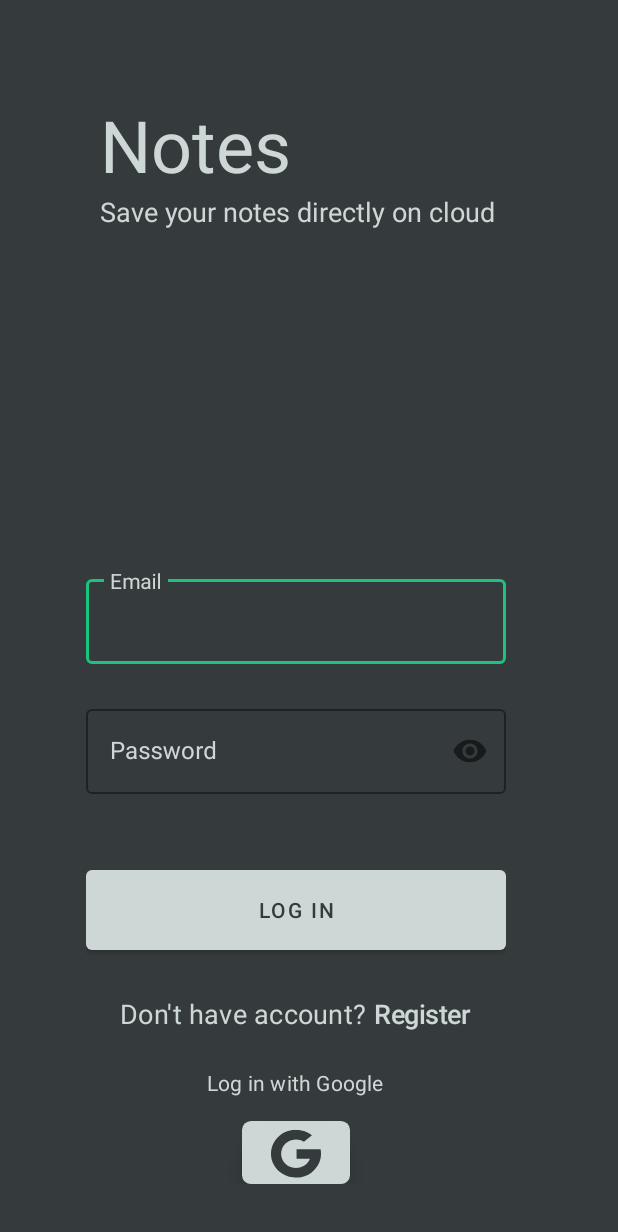
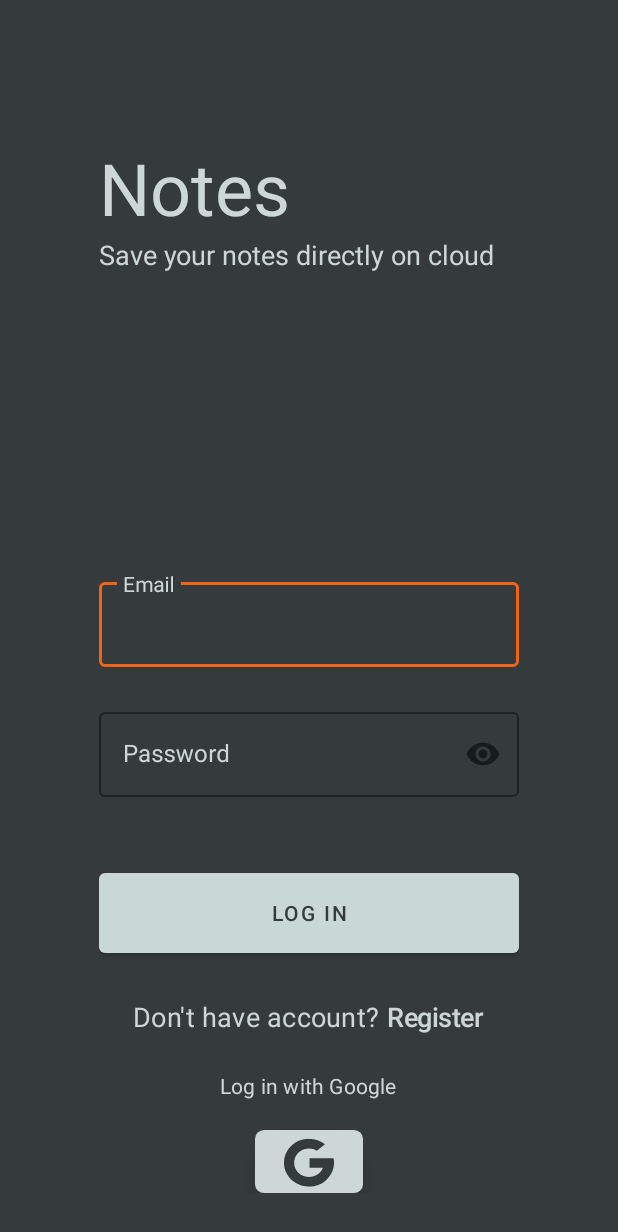
Before and after one commit to agy3ya/NotesUp, an Android app: the screen it shows after launch (MainActivity), on a phone screen of 412 x 824 dp. Shown: the top 1232 px of the screen. Run offline under Robolectric (Android 15) with nearby library versions, the phone set to English and light mode, and no system bars; our stand-ins replace Firebase (no records; nobody signed in at launch, a user with empty details on screens opened directly).

Commit message:
Changed text color

```diff
--- a/app/src/main/res/layout/activity_home.xml
+++ b/app/src/main/res/layout/activity_home.xml
@@ -10,7 +10,7 @@
     <androidx.coordinatorlayout.widget.CoordinatorLayout
         android:layout_width="match_parent"
         android:layout_height="match_parent"
-        android:background="@color/colorPrimary">
+        android:background="@color/colorPrimaryDark">
 
         <androidx.recyclerview.widget.RecyclerView
             android:layout_width="match_parent"
--- a/app/src/main/res/layout/activity_main.xml
+++ b/app/src/main/res/layout/activity_main.xml
@@ -1,18 +1,19 @@
 <?xml version="1.0" encoding="utf-8"?>
-<androidx.constraintlayout.widget.ConstraintLayout xmlns:android="http://schemas.android.com/apk/res/android"
+<LinearLayout xmlns:android="http://schemas.android.com/apk/res/android"
     xmlns:app="http://schemas.android.com/apk/res-auto"
     xmlns:tools="http://schemas.android.com/tools"
     android:layout_width="match_parent"
     android:layout_height="match_parent"
+    android:orientation="vertical"
+    android:gravity="center"
+    android:layout_gravity="center"
     android:background="@color/colorPrimaryDark"
     tools:context=".MainActivity">
 
     <LinearLayout
         android:layout_width="280dp"
         android:layout_height="wrap_content"
-        android:layout_marginStart="57dp"
         android:layout_marginTop="64dp"
-        android:layout_marginEnd="56dp"
         android:orientation="vertical"
         app:layout_constraintEnd_toEndOf="parent"
         app:layout_constraintStart_toStartOf="parent"
@@ -36,8 +37,7 @@
     <LinearLayout
         android:layout_width="280dp"
         android:layout_height="wrap_content"
-        android:layout_marginStart="57dp"
-        android:layout_marginTop="380dp"
+        android:layout_marginTop="200dp"
         android:gravity="center"
         android:orientation="vertical"
         app:layout_constraintStart_toStartOf="parent"
@@ -53,6 +53,7 @@
                 android:id="@+id/login_email"
                 android:layout_width="match_parent"
                 android:layout_height="wrap_content"
+                android:textColor="@color/colorPrimary"
                 android:inputType="text"
                 android:maxLines="1"/>
         </com.google.android.material.textfield.TextInputLayout>
@@ -68,6 +69,7 @@
 
             <com.google.android.material.textfield.TextInputEditText
                 android:id="@+id/login_password"
+                android:textColor="@color/colorPrimary"
                 android:layout_width="match_parent"
                 android:layout_height="wrap_content"
                 android:inputType="textPassword" />
@@ -79,7 +81,7 @@
             android:layout_marginTop="16dp"
             android:text="@string/button_Login"
             android:textColor="@color/colorPrimaryDark"
-            app:backgroundTint="@color/colorPrimary" />
+            app:backgroundTint="@color/colorButton" />
         <LinearLayout
             android:layout_width="match_parent"
             android:layout_height="match_parent"
@@ -122,7 +124,7 @@
         <ImageButton
             android:layout_width="wrap_content"
             android:layout_height="wrap_content"
-            android:layout_marginTop="16dp"
+            android:layout_marginTop="20dp"
             android:elevation="8dp"
             android:src="@drawable/ic_google"
             android:background="@drawable/custom_image_button"
@@ -134,4 +136,4 @@
     </LinearLayout>
 
 
-</androidx.constraintlayout.widget.ConstraintLayout>
+</LinearLayout>
--- a/app/src/main/res/values-night/themes.xml
+++ b/app/src/main/res/values-night/themes.xml
@@ -6,4 +6,48 @@
         <item name="colorAccent">@color/colorAccent</item>
         <!-- Customize your theme here. -->
     </style>
+
+    <style name="Widget.TextInputLayout" parent="Widget.MaterialComponents.TextInputLayout.OutlinedBox">
+        <item name="hintTextAppearance">@style/TextAppearance.TextInputLayout.HintText</item>
+        <!--<item name="hintTextColor">@color/textColorPrimary</item>-->
+        <item name="android:textColorHint">?attr/colorPrimary</item>
+        <item name="android:paddingBottom">8dp</item>
+        <item name="boxStrokeColor">@color/textInputOutlineColor</item>
+    </style>
+
+    <style name="TextAppearance.TextInputLayout.HintText" parent="TextAppearance.MaterialComponents.Subtitle2">
+        <item name="android:textColor">?android:attr/textColorPrimary</item>
+    </style>
+    <style name="Widget.Button" parent="Widget.MaterialComponents.Button">
+        <item name="android:textColor">@color/colorPrimaryDark</item>
+        <item name="rippleColor">@color/colorPrimaryDark</item>
+        <item name="android:stateListAnimator" tools:ignore="NewApi">
+            @animator/next_button_state_list_anim
+        </item>
+    </style>
+    <style name="My.Text.Bold" parent="TextAppearance.MaterialComponents.Headline1">
+        <item name="android:textStyle">bold</item>
+        <item name="android:textColor">@color/colorPrimary</item>
+    </style>
+    <style name="My.Text" parent="TextAppearance.MaterialComponents.Subtitle1">
+        <item name="android:textStyle">normal</item>
+        <item name="android:textColor">@color/colorPrimary</item>
+    </style>
+    <style name="Image.button" parent="Widget.AppCompat.Button.Borderless">
+        <item name="android:background">@color/colorPrimary</item>
+        <item name="android:stateListAnimator" tools:ignore="NewApi">
+            @animator/next_button_state_list_anim
+        </item>
+
+    </style>
+
+    <style name="TextAppearance.App.CollapsingToolbar.Expanded" parent="TextAppearance.MaterialComponents.Headline5">
+        <item name="android:textColor">?attr/colorOnPrimary</item>
+    </style>
+
+    <style name="TextAppearance.App.CollapsingToolbar.Collapsed" parent="TextAppearance.MaterialComponents.Headline6">
+        <item name="android:textColor">?attr/colorOnPrimary</item>
+    </style>
+
+
 </resources>
--- a/app/src/main/res/values/colors.xml
+++ b/app/src/main/res/values/colors.xml
@@ -2,7 +2,8 @@
 <resources>
     <color name="colorPrimary">#CDD7D6</color>
     <color name="colorPrimaryDark">#353B3C</color>
-    <color name="colorAccent">#1BC47D</color>
+    <color name="colorAccent">#F26419</color>
     <color name="white">#FFFFFF</color>
-    <color name="textInputOutlineColor">#1BC47D</color>
+    <color name="textInputOutlineColor">@color/colorAccent</color>
+    <color name="colorButton">#C9D7D6</color>
 </resources>
```
Also changed, not shown: app/src/main/res/layout/activity_registration.xml (+7 -1 lines).
